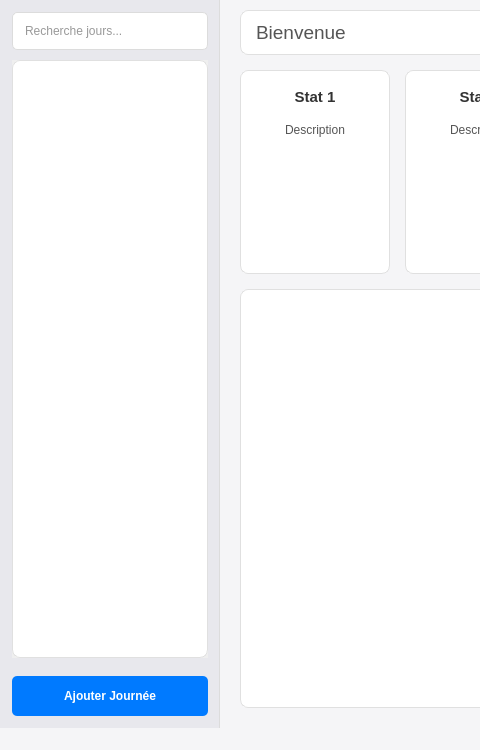
First picture: the form in UI_folder/Dashboard1.ui, repository Felixcegep/tracker2perf, before the edit; both pictures show x 0 to 480 and y 0 to 750 of the 1000 by 750 pixel window.
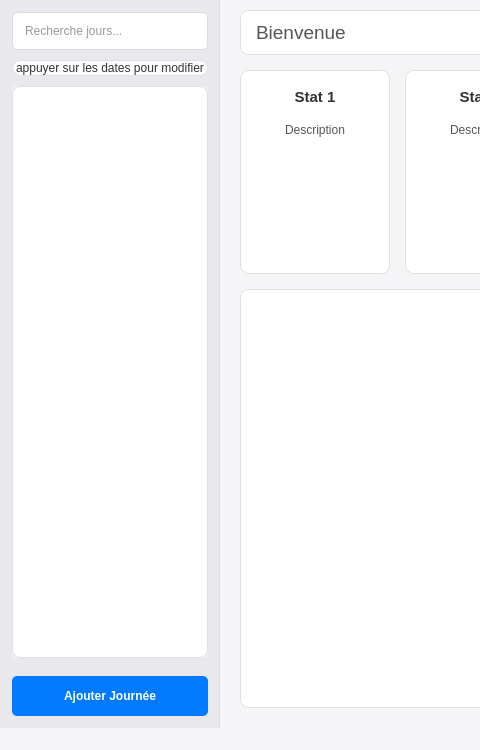
Second picture: the form after the edit.

Commit message: donner une indice ou l'utilisateur doit appuyer :)

```diff
--- a/UI_folder/Dashboard1.ui
+++ b/UI_folder/Dashboard1.ui
@@ -263,6 +263,13 @@
          </property>
         </widget>
        </item>
+       <item>
+        <widget class="QLabel" name="label">
+         <property name="text">
+          <string>appuyer sur les dates pour modifier</string>
+         </property>
+        </widget>
+       </item>
        <item>
         <widget class="QScrollArea" name="scrollArea_days">
          <property name="horizontalScrollBarPolicy">
@@ -277,7 +284,7 @@
             <x>0</x>
             <y>0</y>
             <width>196</width>
-            <height>566</height>
+            <height>540</height>
            </rect>
           </property>
           <layout class="QVBoxLayout" name="verticalLayout_scroll_content">
```
The commit also changes 1 other file.
